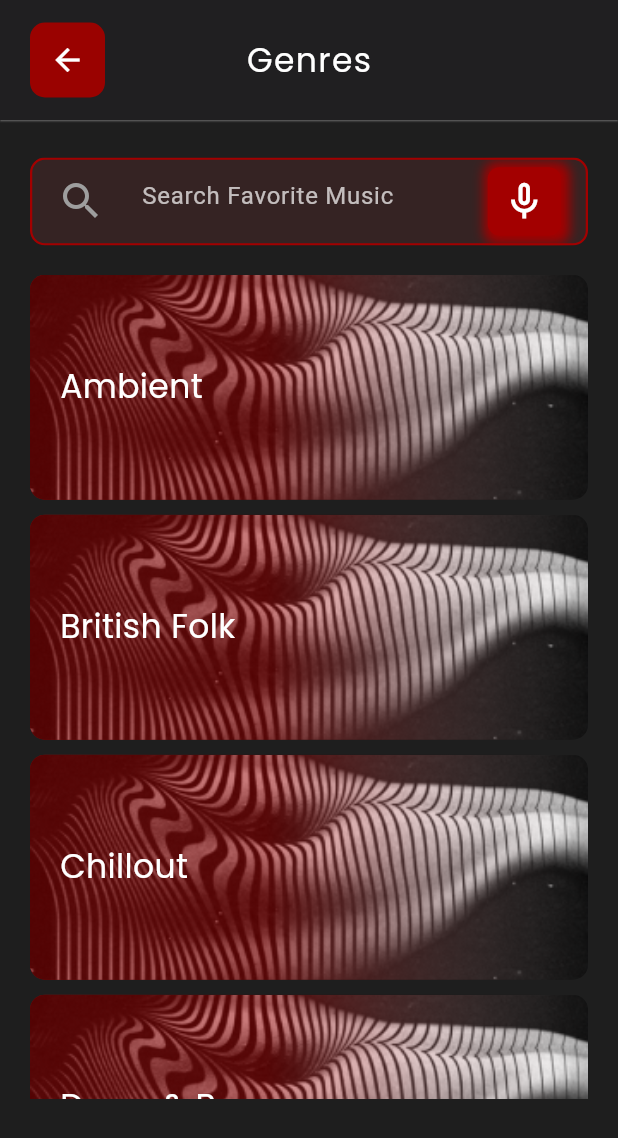
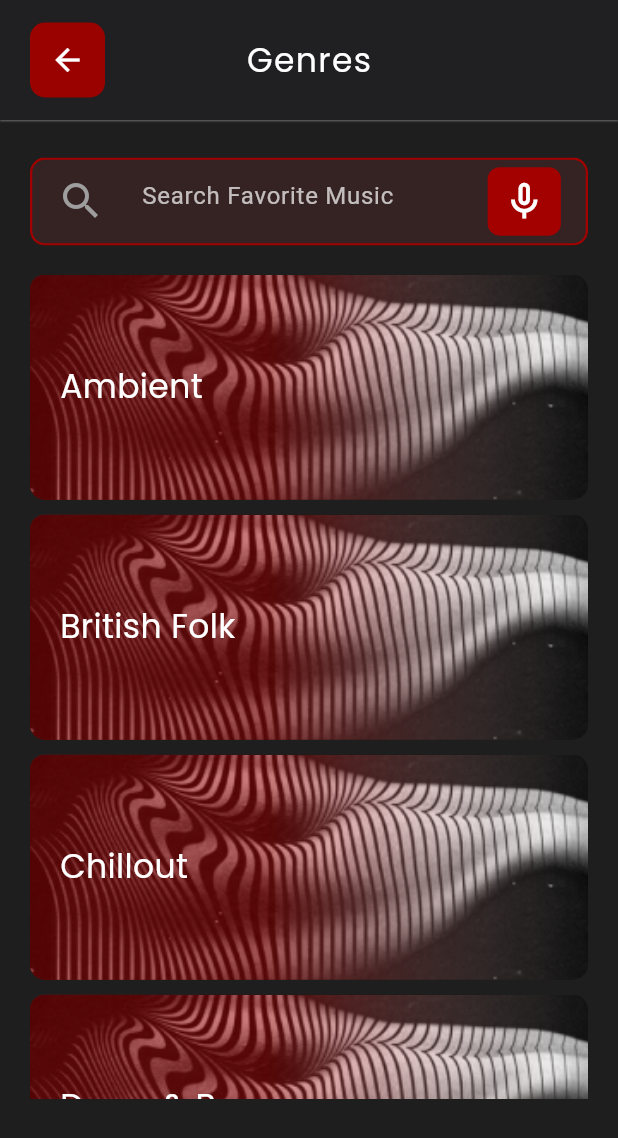
Before and after one commit to MuhammadHashamKhan1999/hiphop, a Flutter app: the MusicTabHomeScreen widget shown alone on an empty page, opened directly, after a tap on "View All", on a phone screen of 412 x 824 dp. Shown: the top 1138 px of the screen. Run offline on Flutter 3.47's test engine with Material 3 defaults, Android fonts, the phone set to English and light mode, and no system bars; our stand-ins replace audioplayers, carousel_slider, email_validator, firebase_auth, firebase_core, fluentui_system_icons and 8 more; accounts and stored records are empty; network calls fail; project files that could hold a hidden picture were left out.

Commit message:
minor fixes

```diff
--- a/lib/widgets/most_played_tracks.dart
+++ b/lib/widgets/most_played_tracks.dart
@@ -2,6 +2,7 @@
 
 import 'package:flutter/material.dart';
 import 'package:flutter/cupertino.dart';
+import 'package:flutter/widgets.dart';
 import 'package:hiphop/screens/music_player_screen.dart';
 import 'package:hiphop/utils/colors_constant.dart';
 import 'package:hiphop/utils/dimensions.dart';
@@ -19,6 +20,8 @@ class MostPlayedTracks extends StatelessWidget {
             mainAxisAlignment: MainAxisAlignment.spaceBetween,
             crossAxisAlignment: CrossAxisAlignment.center,
             mainAxisSize: MainAxisSize.max,
+            children: [
+              Row(
                 children: [
                   Column(
                     crossAxisAlignment: CrossAxisAlignment.start,
@@ -58,11 +61,11 @@ class MostPlayedTracks extends StatelessWidget {
                       ),
                     ],
                   ),
+                  const SizedBox(width: 15),
                   SizedBox(
                     width: Dimension.width10,
                   ),
-              Container(
-                width: 150,
+                  Align(
                     child: Column(
                       crossAxisAlignment: CrossAxisAlignment.start,
                       mainAxisAlignment: MainAxisAlignment.spaceBetween,
@@ -116,6 +119,8 @@ class MostPlayedTracks extends StatelessWidget {
                       ],
                     ),
                   ),
+                ],
+              ),
               Row(
                 children: [
                   const Icon(
@@ -136,7 +141,7 @@ class MostPlayedTracks extends StatelessWidget {
                   ElevatedButton(
                       onPressed: () {
                         Navigator.of(context, rootNavigator: true).push(MaterialPageRoute(
-                            builder: (_) => MusicPlayer(),
+                            builder: (_) => const MusicPlayer(),
                             ),
                             );
                       },
--- a/lib/widgets/music_tab_screen.dart
+++ b/lib/widgets/music_tab_screen.dart
@@ -244,7 +244,7 @@ class MusicTabHomeScreen extends StatelessWidget {
               crossAxisAlignment: CrossAxisAlignment.center,
               children: [
                 SizedBox(
-                  width: 250,
+                  width: 150,
                   height: 220,
                   child: Column(
                     crossAxisAlignment: CrossAxisAlignment.start,
@@ -304,7 +304,7 @@ class MusicTabHomeScreen extends StatelessWidget {
                 ),
                 const SizedBox(width: 10,),
                 SizedBox(
-                  width: 250,
+                  width: 150,
                   height: 220,
                   child: Column(
                     crossAxisAlignment: CrossAxisAlignment.start,
@@ -364,7 +364,7 @@ class MusicTabHomeScreen extends StatelessWidget {
                 ),
                 const SizedBox(width: 10,),
                 SizedBox(
-                  width: 250,
+                  width: 150,
                   height: 220,
                   child: Column(
                     crossAxisAlignment: CrossAxisAlignment.start,
@@ -424,7 +424,7 @@ class MusicTabHomeScreen extends StatelessWidget {
                 ),
                 const SizedBox(width: 10,),
                 SizedBox(
-                  width: 250,
+                  width: 150,
                   height: 220,
                   child: Column(
                     crossAxisAlignment: CrossAxisAlignment.start,
@@ -592,7 +592,7 @@ class MusicTabHomeScreen extends StatelessWidget {
               crossAxisAlignment: CrossAxisAlignment.center,
               children: [
                 SizedBox(
-                  width: 250,
+                  width: 150,
                   height: 220,
                   child: Column(
                     crossAxisAlignment: CrossAxisAlignment.start,
@@ -652,7 +652,7 @@ class MusicTabHomeScreen extends StatelessWidget {
                 ),
                 const SizedBox(width: 10,),
                 SizedBox(
-                  width: 250,
+                  width: 150,
                   height: 220,
                   child: Column(
                     crossAxisAlignment: CrossAxisAlignment.start,
@@ -712,7 +712,7 @@ class MusicTabHomeScreen extends StatelessWidget {
                 ),
                 const SizedBox(width: 10,),
                 SizedBox(
-                  width: 250,
+                  width: 150,
                   height: 220,
                   child: Column(
                     crossAxisAlignment: CrossAxisAlignment.start,
@@ -772,7 +772,7 @@ class MusicTabHomeScreen extends StatelessWidget {
                 ),
                 const SizedBox(width: 10,),
                 SizedBox(
-                  width: 250,
+                  width: 150,
                   height: 220,
                   child: Column(
                     crossAxisAlignment: CrossAxisAlignment.start,
--- a/lib/widgets/search_bar.dart
+++ b/lib/widgets/search_bar.dart
@@ -70,14 +70,14 @@ class SearchBarWithIcon extends StatelessWidget {
                   decoration: BoxDecoration(
                       color: const Color(0xFFA30000),
                       borderRadius: BorderRadius.circular(8.0),
-                      boxShadow: const [
-                        BoxShadow(
-                            color: Color(0xFFA30000),
-                            blurRadius: 6.0,
-                            offset:  Offset(2,1),
-                            spreadRadius: 4
-                        )
-                      ]
+                      // boxShadow: const [
+                      //   BoxShadow(
+                      //       color: Color(0xFFA30000),
+                      //       blurRadius: 6.0,
+                      //       offset:  Offset(2,1),
+                      //       spreadRadius: 4
+                      //   )
+                      // ]
                   ),
                   child: const Icon(Icons.mic_none_outlined,color: Colors.white,size: 30)
               )
```
Also changed, not shown: lib/screens/homepage_screen.dart (+12 -12 lines), lib/screens/search_screen.dart (+15 -15 lines), lib/widgets/podcast_tab_screen.dart (+8 -8 lines). Lines whose indentation alone changed are shown as unchanged.
